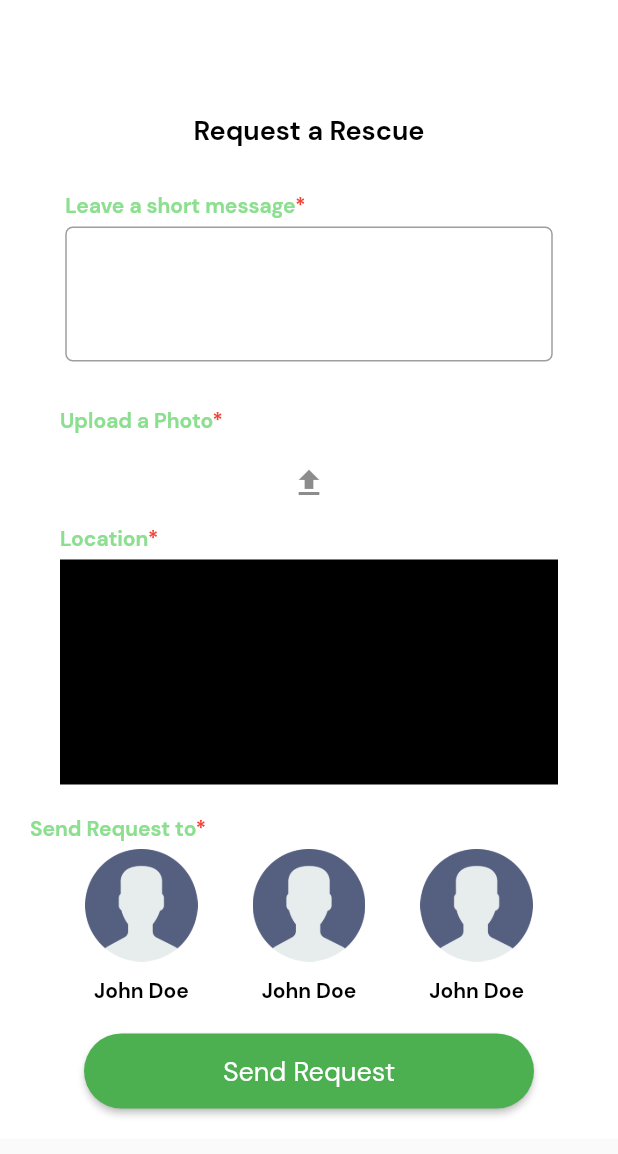
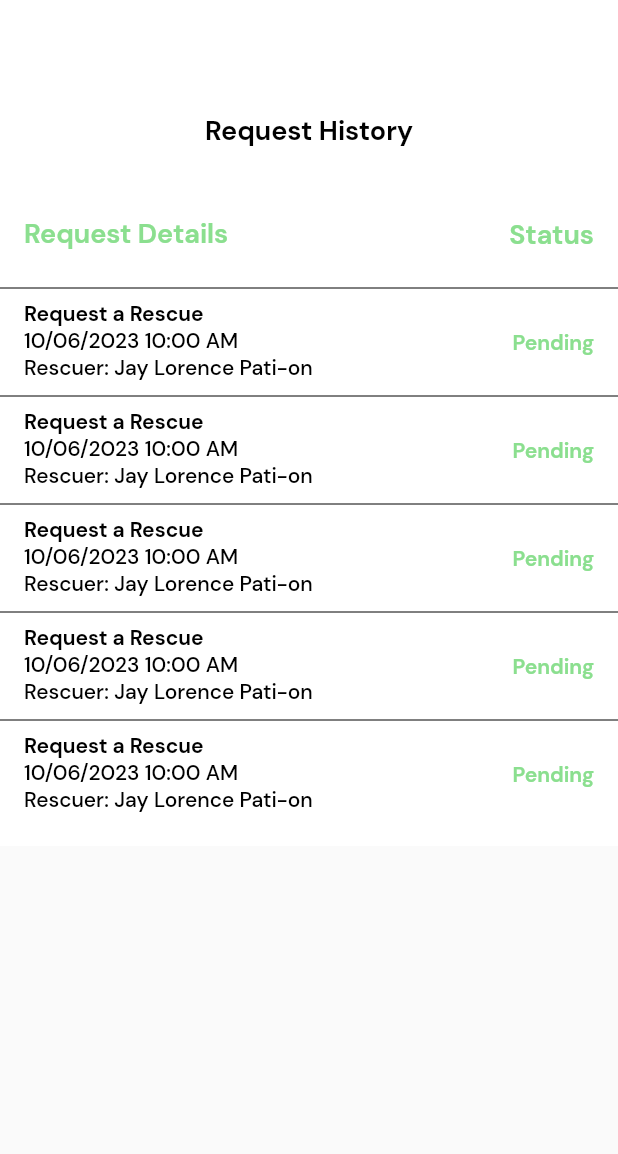
Before and after one commit to lansoyyy/animal_rescue, a Flutter app: the RescueRequestScreen screen opened directly, after a tap on "Send Request", on a phone screen of 412 x 824 dp. Shown: the top 1154 px of the screen. Run offline on Flutter 3.47's test engine with Material 2 defaults, Android fonts, the light colour scheme and no system bars; our stand-ins replace fluttertoast.

Commit message:
added request history

```diff
--- /dev/null
+++ b/lib/screens/request_history_screen.dart
@@ -0,0 +1,104 @@
+import 'package:animal_rescue/screens/request_history_screen.dart';
+import 'package:animal_rescue/widgets/button_widget.dart';
+import 'package:animal_rescue/widgets/text_widget.dart';
+import 'package:animal_rescue/widgets/textfield_widget.dart';
+import 'package:flutter/material.dart';
+
+import '../utils/colors.dart';
+
+class RequestHistoryScreen extends StatefulWidget {
+  const RequestHistoryScreen({super.key});
+
+  @override
+  State<RequestHistoryScreen> createState() => _RequestHistoryScreenState();
+}
+
+class _RequestHistoryScreenState extends State<RequestHistoryScreen> {
+  final msgController = TextEditingController();
+  @override
+  Widget build(BuildContext context) {
+    return Scaffold(
+      body: Container(
+        color: Colors.white,
+        child: SingleChildScrollView(
+          child: Center(
+            child: Column(
+              crossAxisAlignment: CrossAxisAlignment.center,
+              children: [
+                const SizedBox(
+                  height: 75,
+                ),
+                TextWidget(
+                  text: 'Request History',
+                  fontSize: 18,
+                  fontFamily: 'Bold',
+                  color: Colors.black,
+                ),
+                const SizedBox(
+                  height: 30,
+                ),
+                ListTile(
+                  leading: TextWidget(
+                    text: 'Request Details',
+                    fontSize: 18,
+                    color: primary,
+                    fontFamily: 'Bold',
+                  ),
+                  trailing: TextWidget(
+                    text: 'Status',
+                    fontSize: 18,
+                    color: primary,
+                    fontFamily: 'Bold',
+                  ),
+                ),
+                for (int i = 0; i < 5; i++)
+                  Column(
+                    children: [
+                      const Divider(
+                        color: Colors.black,
+                      ),
+                      ListTile(
+                        leading: Column(
+                          crossAxisAlignment: CrossAxisAlignment.start,
+                          mainAxisAlignment: MainAxisAlignment.start,
+                          children: [
+                            TextWidget(
+                              text: 'Request a Rescue',
+                              fontSize: 14,
+                              color: Colors.black,
+                              fontFamily: 'Bold',
+                            ),
+                            TextWidget(
+                              text: '10/06/2023 10:00 AM',
+                              fontSize: 14,
+                              color: Colors.black,
+                              fontFamily: 'Medium',
+                            ),
+                            TextWidget(
+                              text: 'Rescuer: Jay Lorence Pati-on',
+                              fontSize: 14,
+                              color: Colors.black,
+                              fontFamily: 'Medium',
+                            ),
+                          ],
+                        ),
+                        trailing: TextWidget(
+                          text: 'Pending',
+                          fontSize: 14,
+                          color: primary,
+                          fontFamily: 'Bold',
+                        ),
+                      ),
+                    ],
+                  ),
+                const SizedBox(
+                  height: 20,
+                ),
+              ],
+            ),
+          ),
+        ),
+      ),
+    );
+  }
+}
--- a/lib/screens/rescue_request_screen.dart
+++ b/lib/screens/rescue_request_screen.dart
@@ -1,3 +1,4 @@
+import 'package:animal_rescue/screens/request_history_screen.dart';
 import 'package:animal_rescue/widgets/button_widget.dart';
 import 'package:animal_rescue/widgets/text_widget.dart';
 import 'package:animal_rescue/widgets/textfield_widget.dart';
@@ -192,7 +193,11 @@ class _RescueRequestScreenState extends State<RescueRequestScreen> {
                       Center(
                         child: ButtonWidget(
                           label: 'Send Request',
-                          onPressed: () {},
+                          onPressed: () {
+                            Navigator.of(context).push(MaterialPageRoute(
+                                builder: (context) =>
+                                    const RequestHistoryScreen()));
+                          },
                         ),
                       ),
                       const SizedBox(
```
